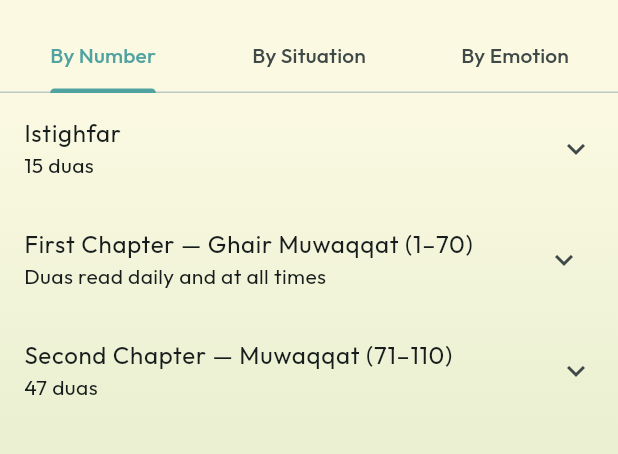
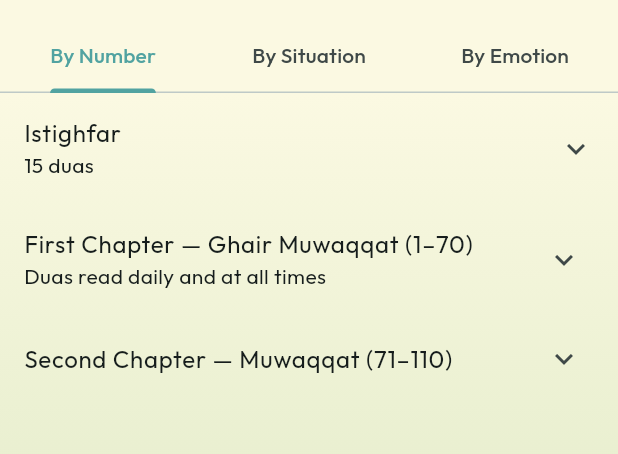
Before and after one commit to imtiazitp-stack/bayan-ud-dua, a Flutter app: the BrowseScreen screen opened directly, on a phone screen of 412 x 824 dp, the part 63-517 px from its top. Run offline on Flutter 3.47's test engine with Material 3 defaults, Android fonts, the phone set to English and light mode, and no system bars; our stand-ins replace google_fonts, just_audio, share_plus, shared_preferences; accounts and stored records are empty.

Commit message:
Update browse_screen.dart

```diff
--- a/lib/screens/browse_screen.dart
+++ b/lib/screens/browse_screen.dart
@@ -1,5 +1,4 @@
 import 'package:flutter/material.dart';
-import 'package:google_fonts/google_fonts.dart';
 import '../models/dua.dart';
 import '../services/dua_repository.dart';
 import '../widgets/dua_card.dart';
@@ -67,8 +66,47 @@ class BrowseScreen extends StatelessWidget {
 class _NumberList extends StatelessWidget {
   const _NumberList();
 
+  static const _sicknessCalamityLabel =
+      'Duas read at times of sickness, calamities and other such occasions';
+  static const _sicknessCalamitySituations = {
+    'Dua for pain and illness',
+    'Dua for a person who becomes frail due to severe illness or difficulty',
+    'When afflicted with great calamity',
+    'Dua for times of grief and worry',
+    'Dua for removal of worry and grief and fulfilment of debt',
+  };
+
   List<Dua> _range(List<Dua> duas, int from, int to) =>
       duas.where((d) => d.appId >= from && d.appId <= to).toList();
+
+  /// Groups duas by their `situation` tag, in first-appearance order — this
+  /// is how the old app split "First Chapter"/"Second Chapter" into named
+  /// sub-sections (Entering Home, After Eating, Istikhara, ...) instead of
+  /// one flat list. A handful of related situations can be folded into one
+  /// broader bucket via [mergeInto]/[mergedLabel] (used for the "sickness,
+  /// calamities" grouping). Duas whose situation is unique to them use
+  /// their own title as the label instead of the (often long) situation
+  /// text, since a one-off dua reads better under its own name.
+  Map<String, List<Dua>> _groupBySituation(
+    List<Dua> duas, {
+    Set<String>? mergeInto,
+    String? mergedLabel,
+  }) {
+    final groups = <String, List<Dua>>{};
+    for (final d in duas) {
+      final merged = mergeInto != null && mergeInto.contains(d.situation);
+      final key = merged
+          ? mergedLabel!
+          : (d.situation.isNotEmpty ? d.situation : (d.title.isNotEmpty ? d.title : 'Dua ${d.duaNo}'));
+      groups.putIfAbsent(key, () => []).add(d);
+    }
+    final result = <String, List<Dua>>{};
+    groups.forEach((key, list) {
+      final useTitle = list.length == 1 && list.first.title.isNotEmpty && key == list.first.situation;
+      result[useTitle ? list.first.title : key] = list;
+    });
+    return result;
+  }
 
   @override
   Widget build(BuildContext context) {
@@ -84,7 +122,12 @@ class _NumberList extends StatelessWidget {
         final afterSalah = _range(duas, 29, 39);
         final otherDuas = _range(duas, 40, 93);
         final muwaqqat = _range(duas, 94, 140);
-        final durood = duas.where((d) => d.appId == 141).toList();
+        final otherGroups = _groupBySituation(otherDuas);
+        final muwaqqatGroups = _groupBySituation(
+          muwaqqat,
+          mergeInto: _sicknessCalamitySituations,
+          mergedLabel: _sicknessCalamityLabel,
+        );
 
         return ListView(
           children: [
@@ -93,15 +136,18 @@ class _NumberList extends StatelessWidget {
               title: const Text('First Chapter — Ghair Muwaqqat (1–70)'),
               subtitle: const Text('Duas read daily and at all times'),
               children: [
-                if (durood.isNotEmpty) _DuroodIntroCard(dua: durood.first),
                 _NumberCategory(title: 'Morning & Evening Duas', duas: morningEvening, indent: true),
                 _NumberCategory(title: 'Dua after Salah', duas: afterSalah, indent: true),
-                _NumberCategory(title: 'Other Duas', duas: otherDuas, indent: true),
+                for (final entry in otherGroups.entries)
+                  _NumberCategory(title: entry.key, duas: entry.value, indent: true),
               ],
             ),
-            _NumberCategory(
-              title: 'Second Chapter — Muwaqqat (71–110)',
-              duas: muwaqqat,
+            ExpansionTile(
+              title: const Text('Second Chapter — Muwaqqat (71–110)'),
+              children: [
+                for (final entry in muwaqqatGroups.entries)
+                  _NumberCategory(title: entry.key, duas: entry.value, indent: true),
+              ],
             ),
           ],
         );
@@ -144,52 +190,6 @@ class _NumberCategory extends StatelessWidget {
   }
 }
 
-/// The durood recited before starting the chapter's duas (book page 34).
-/// It isn't itself a numbered dua in the book, so it's shown as a static
-/// intro card — not tappable, not part of the swipeable dua list — right
-/// before the first sub-section starts.
-class _DuroodIntroCard extends StatelessWidget {
-  final Dua dua;
-  const _DuroodIntroCard({required this.dua});
-
-  @override
-  Widget build(BuildContext context) {
-    return Padding(
-      padding: const EdgeInsets.fromLTRB(32, 4, 16, 16),
-      child: Card(
-        child: Padding(
-          padding: const EdgeInsets.all(16),
-          child: Column(
-            crossAxisAlignment: CrossAxisAlignment.start,
-            children: [
-              Text(dua.title, style: Theme.of(context).textTheme.labelLarge),
-              const SizedBox(height: 10),
-              Text(
-                dua.arabic,
-                textAlign: TextAlign.right,
-                textDirection: TextDirection.rtl,
-                style: GoogleFonts.amiri(fontSize: 19, height: 1.9),
-              ),
-              if (dua.transliteration.isNotEmpty) ...[
-                const SizedBox(height: 10),
-                Text(dua.transliteration, style: const TextStyle(fontStyle: FontStyle.italic)),
-              ],
-              if (dua.translation.isNotEmpty) ...[
-                const SizedBox(height: 10),
-                Text(dua.translation),
-              ],
-              if (dua.tafsir.isNotEmpty) ...[
-                const SizedBox(height: 10),
-                Text(dua.tafsir, style: Theme.of(context).textTheme.bodySmall),
-              ],
-            ],
-          ),
-        ),
-      ),
-    );
-  }
-}
-
 class _CategoryList extends StatelessWidget {
   final Future<List<String>> Function() loader;
   final void Function(String value) onTap;
```
